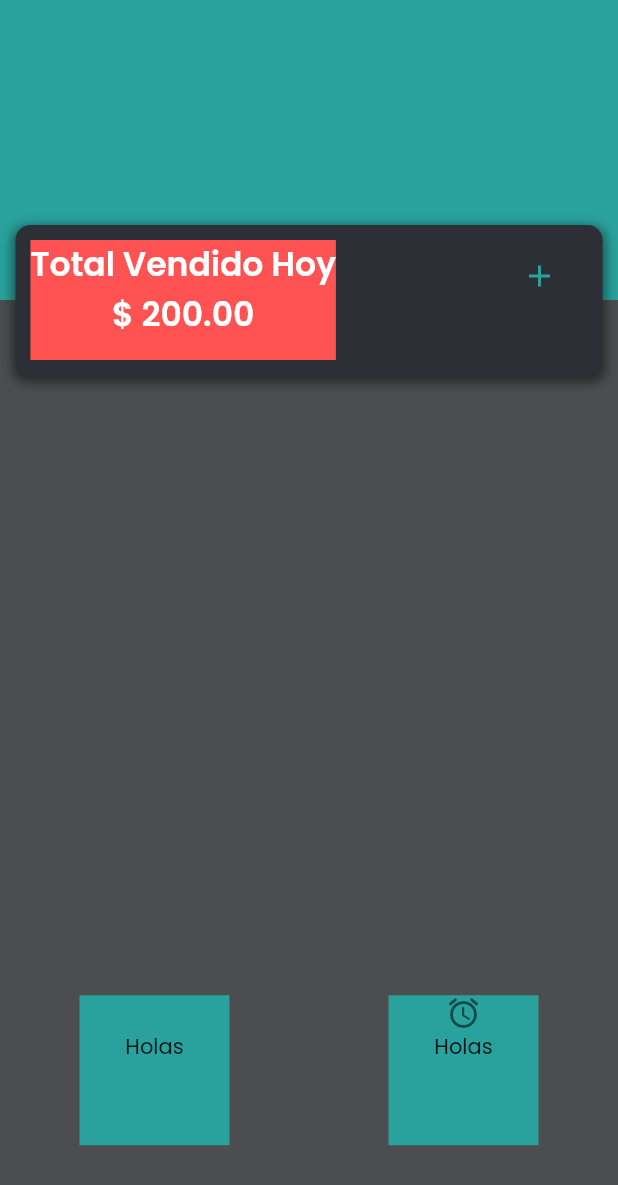
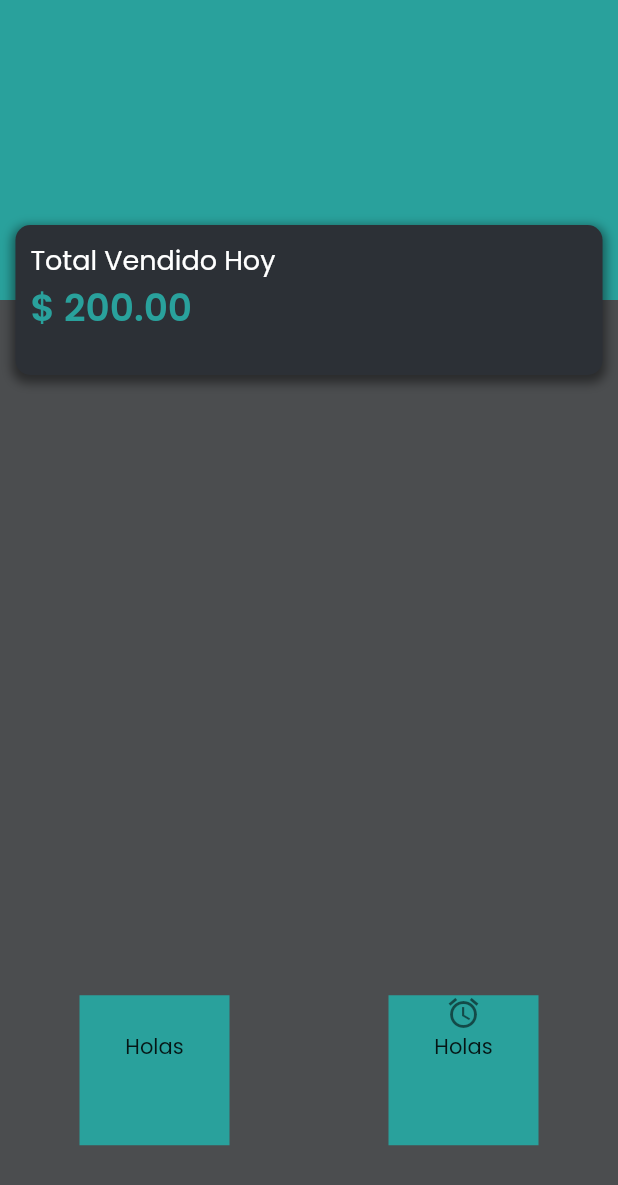
Before and after one commit to Hectorc70/ss_manager, a Flutter app: the HomePage screen opened by its route, on a phone screen of 412 x 824 dp. Shown: the top 1185 px of the screen. Run offline on Flutter 3.47's test engine with Material 2 defaults, Android fonts, the phone set to English and light mode, and no system bars; our stand-ins replace firebase_auth, firebase_core; accounts and stored records are empty.

```diff
--- a/lib/src/pages/home_page.dart
+++ b/lib/src/pages/home_page.dart
@@ -27,62 +27,11 @@ class HomePage extends StatelessWidget {
           Column(
             children: [
               SafeArea(child: Container(height: 150.0)),
-              _cardTotalSold(context),
+              CardSaleToday(),
             ],
           )
         ],
       ),
-    );
-  }
-
-  Widget _cardTotalSold(BuildContext context) {
-    final colorSecond2 = Theme.of(context).colorScheme.secondaryVariant;
-    final width = MediaQuery.of(context).size.width;
-
-    return Container(
-      height: 100.0,
-      width: width * .95,
-      padding: EdgeInsets.all(10.0),
-      decoration: BoxDecoration(
-          color: colorSecond2,
-          borderRadius: BorderRadius.circular(10.0),
-          boxShadow: <BoxShadow>[
-            BoxShadow(
-              color: Colors.black45,
-              blurRadius: 5.0,
-              offset: Offset(0.0, 3.0),
-              spreadRadius: 2.0,
-            )
-          ]),
-      child: Row(children: [
-        Container(
-          color: Colors.redAccent,
-          child: Column(
-            children: [
-              Text(
-                'Total Vendido Hoy',
-                style: TextStyle(
-                    color: Colors.white,
-                    fontWeight: FontWeight.w600,
-                    fontSize: 22.0),
-              ),
-              Text(
-                "\$ 200.00",
-                style: TextStyle(
-                    color: Colors.white,
-                    fontWeight: FontWeight.w600,
-                    fontSize: 22.0),
-              )
-            ],
-          ),
-        ),
-        Expanded(child: SizedBox()),
-        Container(
-          child: Column(
-            children: [TextButton(onPressed: () {}, child: Icon(Icons.add))],
-          ),
-        )
-      ]),
     );
   }
 }
@@ -132,3 +81,50 @@ class BodyHome extends StatelessWidget {
     ));
   }
 }
+
+class CardSaleToday extends StatelessWidget {
+  @override
+  Widget build(BuildContext context) {
+    final widthScreen = MediaQuery.of(context).size.width;
+    final colorSecond2 = Theme.of(context).colorScheme.secondaryVariant;
+    final colorP = Theme.of(context).primaryColor;
+
+    return Container(
+      height: 100.0,
+      width: widthScreen * .95,
+      padding: EdgeInsets.all(10.0),
+      decoration: BoxDecoration(
+          color: colorSecond2,
+          borderRadius: BorderRadius.circular(10.0),
+          boxShadow: <BoxShadow>[
+            BoxShadow(
+              color: Colors.black45,
+              blurRadius: 5.0,
+              offset: Offset(0.0, 3.0),
+              spreadRadius: 2.0,
+            )
+          ]),
+      child: Row(children: [
+        Container(
+          child: Column(
+            crossAxisAlignment: CrossAxisAlignment.start,
+            children: [
+              Text(
+                'Total Vendido Hoy',
+                style: TextStyle(
+                    color: Colors.white,
+                    fontWeight: FontWeight.w500,
+                    fontSize: 18.0),
+              ),
+              Text(
+                "\$ 200.00",
+                style: TextStyle(
+                    color: colorP, fontWeight: FontWeight.w600, fontSize: 25.0),
+              )
+            ],
+          ),
+        ),
+      ]),
+    );
+  }
+}
```
Also changed, not shown: lib/src/widgets/bottom_nav_widge.dart (added).
